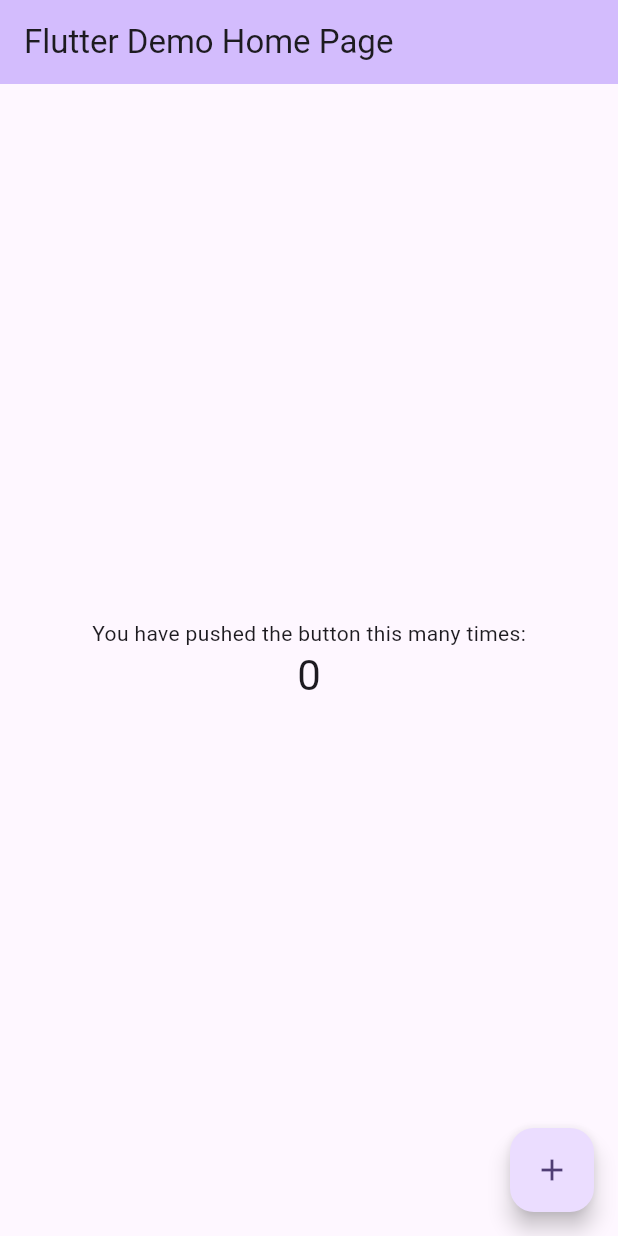
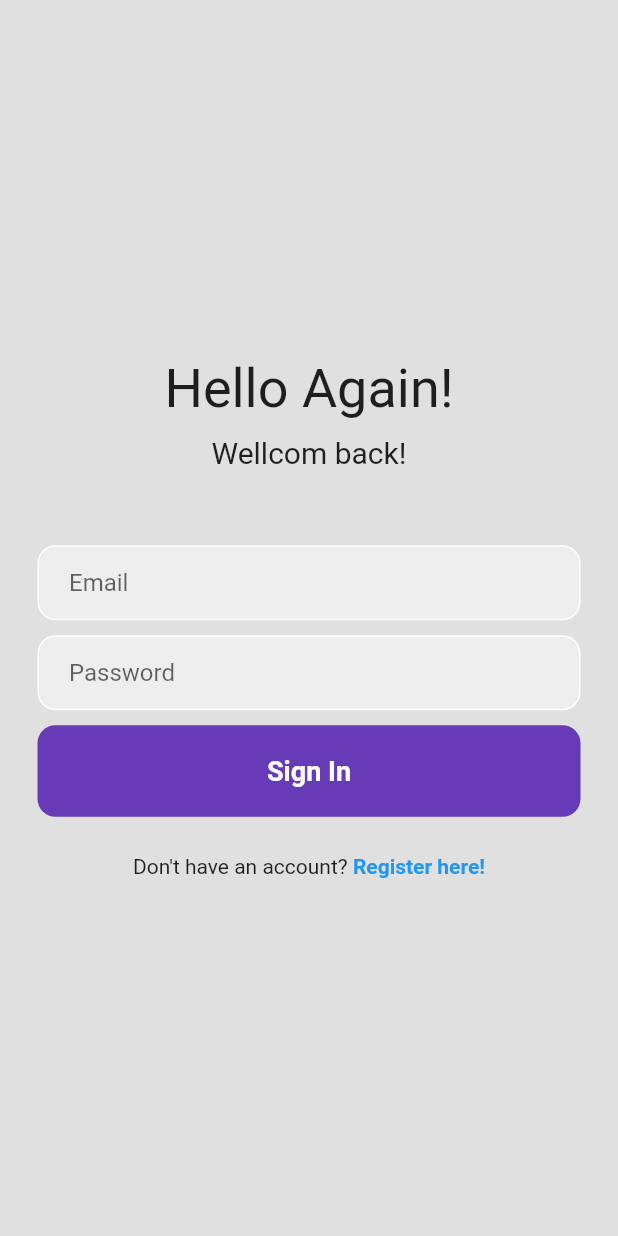
Before and after one commit to d4ken/firebase_deploy_tutorial, a Flutter app: the screen it shows after launch, on a phone screen of 412 x 824 dp. Run offline on Flutter 3.47's test engine with Material 2 defaults, Android fonts, the phone set to English and light mode, and no system bars; our stand-ins replace google_fonts; Roboto replaces fonts that are missing (Monoton).

Commit message:
add login page

```diff
--- /dev/null
+++ b/lib/login_page.dart
@@ -0,0 +1,119 @@
+import 'package:flutter/material.dart';
+import 'package:google_fonts/google_fonts.dart';
+
+class LoginPage extends StatefulWidget {
+  const LoginPage({Key? key}) : super(key: key);
+
+  @override
+  _LoginPageState createState() => _LoginPageState();
+}
+
+class _LoginPageState extends State<LoginPage> {
+  @override
+  Widget build(BuildContext context) {
+    return Scaffold(
+        backgroundColor: Colors.grey[300],
+        body: SafeArea(
+          child: Center(
+            child: Column(
+              mainAxisAlignment: MainAxisAlignment.center,
+              children: [
+                // helo again!
+                Text(
+                  "Hello Again!",
+                  style: GoogleFonts.monoton(
+                    fontSize: 36,
+                  ),
+                ),
+                SizedBox(height: 10),
+                Text(
+                  "Wellcom back!",
+                  style: TextStyle(
+                    fontSize: 20,
+                  ),
+                ),
+                SizedBox(height: 50),
+                // email tf
+                Padding(
+                  padding: const EdgeInsets.symmetric(horizontal: 25.0),
+                  child: Container(
+                    decoration: BoxDecoration(
+                      color: Colors.grey[200],
+                      border: Border.all(color: Colors.white),
+                      borderRadius: BorderRadius.circular(12),
+                    ),
+                    child: Padding(
+                      padding: const EdgeInsets.only(left: 20.0),
+                      child: TextField(
+                          decoration: InputDecoration(
+                        hintText: 'Email',
+                        border: InputBorder.none,
+                      )),
+                    ),
+                  ),
+                ),
+
+                SizedBox(height: 10),
+                // password tf
+                Padding(
+                  padding: const EdgeInsets.symmetric(horizontal: 25.0),
+                  child: Container(
+                    decoration: BoxDecoration(
+                      color: Colors.grey[200],
+                      border: Border.all(color: Colors.white),
+                      borderRadius: BorderRadius.circular(12),
+                    ),
+                    child: Padding(
+                      padding: const EdgeInsets.only(left: 20.0),
+                      child: TextField(
+                          decoration: InputDecoration(
+                        hintText: 'Password',
+                        border: InputBorder.none,
+                      )),
+                    ),
+                  ),
+                ),
+
+                SizedBox(height: 10),
+
+                // sign in button
+                Padding(
+                  padding: const EdgeInsets.symmetric(horizontal: 25.0),
+                  child: Container(
+                    padding: EdgeInsets.all(20),
+                    decoration: BoxDecoration(
+                        color: Colors.deepPurple,
+                        borderRadius: BorderRadius.circular(12)),
+                    child: Center(
+                      child: Text(
+                        'Sign In',
+                        style: TextStyle(
+                          color: Colors.white,
+                          fontWeight: FontWeight.bold,
+                          fontSize: 18,
+                        ),
+                      ),
+                    ),
+                  ),
+                ),
+
+                SizedBox(height: 25),
+
+                // register button
+                Row(
+                  mainAxisAlignment: MainAxisAlignment.center,
+                  children: [
+                    Text("Don't have an account? "),
+                    Text(
+                      "Register here!",
+                      style: TextStyle(
+                          color: Colors.blue, fontWeight: FontWeight.bold),
+                    ),
+                  ],
+                ),
+              ],
+            ),
+          ),
+        ));
+  }
+}
--- a/lib/main.dart
+++ b/lib/main.dart
@@ -1,3 +1,4 @@
+import 'package:firebase_deploy_tutorial/login_page.dart';
 import 'package:flutter/material.dart';
 
 void main() {
@@ -7,119 +8,11 @@
 class MyApp extends StatelessWidget {
   const MyApp({super.key});
 
-  // This widget is the root of your application.
   @override
   Widget build(BuildContext context) {
     return MaterialApp(
-      title: 'Flutter Demo',
-      theme: ThemeData(
-        // This is the theme of your application.
-        //
-        // TRY THIS: Try running your application with "flutter run". You'll see
-        // the application has a blue toolbar. Then, without quitting the app,
-        // try changing the seedColor in the colorScheme below to Colors.green
-        // and then invoke "hot reload" (save your changes or press the "hot
-        // reload" button in a Flutter-supported IDE, or press "r" if you used
-        // the command line to start the app).
-        //
-        // Notice that the counter didn't reset back to zero; the application
-        // state is not lost during the reload. To reset the state, use hot
-        // restart instead.
-        //
-        // This works for code too, not just values: Most code changes can be
-        // tested with just a hot reload.
-        colorScheme: ColorScheme.fromSeed(seedColor: Colors.deepPurple),
-        useMaterial3: true,
-      ),
-      home: const MyHomePage(title: 'Flutter Demo Home Page'),
+      debugShowCheckedModeBanner: false,
+      home: LoginPage(),
     );
   }
 }
-
-class MyHomePage extends StatefulWidget {
-  const MyHomePage({super.key, required this.title});
-
-  // This widget is the home page of your application. It is stateful, meaning
-  // that it has a State object (defined below) that contains fields that affect
-  // how it looks.
-
-  // This class is the configuration for the state. It holds the values (in this
-  // case the title) provided by the parent (in this case the App widget) and
-  // used by the build method of the State. Fields in a Widget subclass are
-  // always marked "final".
-
-  final String title;
-
-  @override
-  State<MyHomePage> createState() => _MyHomePageState();
-}
-
-class _MyHomePageState extends State<MyHomePage> {
-  int _counter = 0;
-
-  void _incrementCounter() {
-    setState(() {
-      // This call to setState tells the Flutter framework that something has
-      // changed in this State, which causes it to rerun the build method below
-      // so that the display can reflect the updated values. If we changed
-      // _counter without calling setState(), then the build method would not be
-      // called again, and so nothing would appear to happen.
-      _counter++;
-    });
-  }
-
-  @override
-  Widget build(BuildContext context) {
-    // This method is rerun every time setState is called, for instance as done
-    // by the _incrementCounter method above.
-    //
-    // The Flutter framework has been optimized to make rerunning build methods
-    // fast, so that you can just rebuild anything that needs updating rather
-    // than having to individually change instances of widgets.
-    return Scaffold(
-      appBar: AppBar(
-        // TRY THIS: Try changing the color here to a specific color (to
-        // Colors.amber, perhaps?) and trigger a hot reload to see the AppBar
-        // change color while the other colors stay the same.
-        backgroundColor: Theme.of(context).colorScheme.inversePrimary,
-        // Here we take the value from the MyHomePage object that was created by
-        // the App.build method, and use it to set our appbar title.
-        title: Text(widget.title),
-      ),
-      body: Center(
-        // Center is a layout widget. It takes a single child and positions it
-        // in the middle of the parent.
-        child: Column(
-          // Column is also a layout widget. It takes a list of children and
-          // arranges them vertically. By default, it sizes itself to fit its
-          // children horizontally, and tries to be as tall as its parent.
-          //
-          // Column has various properties to control how it sizes itself and
-          // how it positions its children. Here we use mainAxisAlignment to
-          // center the children vertically; the main axis here is the vertical
-          // axis because Columns are vertical (the cross axis would be
-          // horizontal).
-          //
-          // TRY THIS: Invoke "debug painting" (choose the "Toggle Debug Paint"
-          // action in the IDE, or press "p" in the console), to see the
-          // wireframe for each widget.
-          mainAxisAlignment: MainAxisAlignment.center,
-          children: <Widget>[
-            const Text(
-              'You have pushed the button this many times:',
-            ),
-            Text(
-              '$_counter',
-              style: Theme.of(context).textTheme.headlineMedium,
-            ),
-          ],
-        ),
-      ),
-      floatingActionButton: FloatingActionButton(
-        onPressed: _incrementCounter,
-        tooltip: 'Increment',
-        child: const Icon(Icons.add),
-      ), // This trailing comma makes auto-formatting nicer for build methods.
-    );
-  }
-}
```
